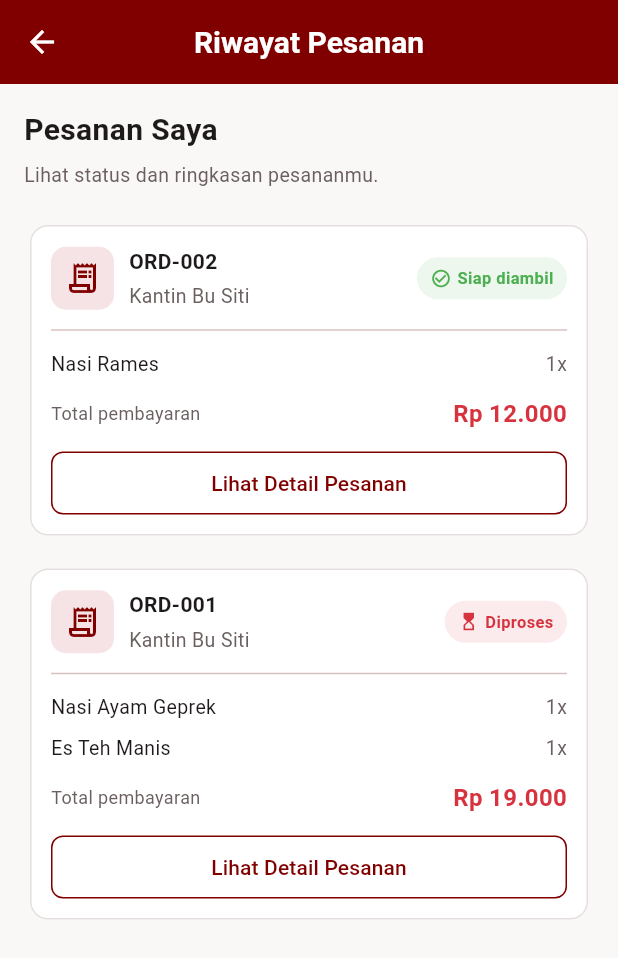
After one commit to raikamaulana/PojokKantin, a Flutter app: the RiwayatPesananPage screen opened by its route, on a phone screen of 412 x 824 dp. The commit adds this screen. Shown: the top 958 px of the screen. Run offline on Flutter 3.47's test engine with Material 3 defaults, Android fonts, the phone set to English and light mode, and no system bars.

Commit message:
feat(pesanan): menambahkan halaman riwayat pesanan

```diff
--- a/lib/features/pesanan/pesanan_routes.dart
+++ b/lib/features/pesanan/pesanan_routes.dart
@@ -3,6 +3,7 @@ import '../../core/route_names.dart';
 import '../../shared/placeholder_page.dart';
 import 'keranjang_page.dart';
 import 'checkout_page.dart';
+import 'riwayat_pesanan_page.dart';
 
 class PesananRoutes {
   PesananRoutes._();
@@ -13,9 +14,7 @@ class PesananRoutes {
 
     AppRoutes.checkout: (context) => const CheckoutPage(),
 
-    AppRoutes.pesanan: (context) => const PlaceholderPage(
-      title: 'Riwayat Pesanan',
-    ),
+    AppRoutes.pesanan: (context) => const RiwayatPesananPage(),
 
     AppRoutes.pesananDetail: (context) => const PlaceholderPage(
       title: 'Detail Pesanan',
--- /dev/null
+++ b/lib/features/pesanan/riwayat_pesanan_page.dart
@@ -0,0 +1,293 @@
+
+import 'package:flutter/material.dart';
+
+import '../../core/dummy_data.dart';
+import '../../core/models.dart';
+import '../../core/route_names.dart';
+import '../../core/theme.dart';
+
+class RiwayatPesananPage extends StatelessWidget {
+  const RiwayatPesananPage({super.key});
+
+  String _rupiah(int nominal) {
+    final angka = nominal.toString();
+    final hasil = StringBuffer();
+
+    for (var i = 0; i < angka.length; i++) {
+      if (i > 0 && (angka.length - i) % 3 == 0) {
+        hasil.write('.');
+      }
+      hasil.write(angka[i]);
+    }
+
+    return 'Rp $hasil';
+  }
+
+  Color _warnaStatus(String status) {
+    switch (status.toLowerCase()) {
+      case 'siap diambil':
+        return Colors.green;
+      case 'selesai':
+        return Colors.blue;
+      case 'dibatalkan':
+        return Colors.red;
+      default:
+        return AppTheme.accent;
+    }
+  }
+
+  IconData _ikonStatus(String status) {
+    switch (status.toLowerCase()) {
+      case 'siap diambil':
+        return Icons.check_circle_outline;
+      case 'selesai':
+        return Icons.task_alt_outlined;
+      case 'dibatalkan':
+        return Icons.cancel_outlined;
+      default:
+        return Icons.hourglass_top_outlined;
+    }
+  }
+
+  @override
+  Widget build(BuildContext context) {
+    final pesanan = DummyData.pesanan.reversed.toList();
+
+    return Scaffold(
+      appBar: AppBar(
+        title: const Text('Riwayat Pesanan'),
+      ),
+      backgroundColor: AppTheme.background,
+      body: pesanan.isEmpty
+          ? _buildKosong()
+          : ListView(
+              padding: const EdgeInsets.all(16),
+              children: [
+                const Text(
+                  'Pesanan Saya',
+                  style: TextStyle(
+                    fontSize: 20,
+                    fontWeight: FontWeight.bold,
+                    color: AppTheme.textPrimary,
+                  ),
+                ),
+                const SizedBox(height: 6),
+                const Text(
+                  'Lihat status dan ringkasan pesananmu.',
+                  style: TextStyle(
+                    fontSize: 13,
+                    color: AppTheme.textSecondary,
+                  ),
+                ),
+                const SizedBox(height: 20),
+                ...pesanan.map(
+                  (item) => Padding(
+                    padding: const EdgeInsets.only(bottom: 14),
+                    child: _buildKartuPesanan(context, item),
+                  ),
+                ),
+              ],
+            ),
+    );
+  }
+
+  Widget _buildKosong() {
+    return Center(
+      child: Padding(
+        padding: const EdgeInsets.all(32),
+        child: Column(
+          mainAxisSize: MainAxisSize.min,
+          children: [
+            Icon(
+              Icons.receipt_long_outlined,
+              size: 72,
+              color: AppTheme.textSecondary.withValues(alpha: 0.5),
+            ),
+            const SizedBox(height: 16),
+            const Text(
+              'Belum Ada Pesanan',
+              style: TextStyle(
+                fontSize: 18,
+                fontWeight: FontWeight.bold,
+                color: AppTheme.textPrimary,
+              ),
+            ),
+            const SizedBox(height: 8),
+            const Text(
+              'Pesanan yang kamu buat akan muncul di sini.',
+              textAlign: TextAlign.center,
+              style: TextStyle(color: AppTheme.textSecondary),
+            ),
+          ],
+        ),
+      ),
+    );
+  }
+
+  Widget _buildKartuPesanan(
+    BuildContext context,
+    Pesanan item,
+  ) {
+    final kantin = DummyData.cariKantin(item.kantinId);
+    final warna = _warnaStatus(item.status);
+
+    return Card(
+      color: AppTheme.surface,
+      elevation: 0,
+      shape: RoundedRectangleBorder(
+        borderRadius: BorderRadius.circular(12),
+        side: const BorderSide(color: AppTheme.divider),
+      ),
+      child: Padding(
+        padding: const EdgeInsets.all(14),
+        child: Column(
+          crossAxisAlignment: CrossAxisAlignment.start,
+          children: [
+            Row(
+              children: [
+                Container(
+                  width: 42,
+                  height: 42,
+                  decoration: BoxDecoration(
+                    color: AppTheme.tint,
+                    borderRadius: BorderRadius.circular(10),
+                  ),
+                  child: const Icon(
+                    Icons.receipt_long_outlined,
+                    color: AppTheme.primary,
+                  ),
+                ),
+                const SizedBox(width: 10),
+                Expanded(
+                  child: Column(
+                    crossAxisAlignment: CrossAxisAlignment.start,
+                    children: [
+                      Text(
+                        item.id,
+                        style: const TextStyle(
+                          fontWeight: FontWeight.bold,
+                          color: AppTheme.textPrimary,
+                        ),
+                      ),
+                      const SizedBox(height: 4),
+                      Text(
+                        kantin?.nama ?? 'Kantin',
+                        style: const TextStyle(
+                          fontSize: 13,
+                          color: AppTheme.textSecondary,
+                        ),
+                      ),
+                    ],
+                  ),
+                ),
+                Container(
+                  padding: const EdgeInsets.symmetric(
+                    horizontal: 9,
+                    vertical: 6,
+                  ),
+                  decoration: BoxDecoration(
+                    color: warna.withValues(alpha: 0.10),
+                    borderRadius: BorderRadius.circular(20),
+                  ),
+                  child: Row(
+                    mainAxisSize: MainAxisSize.min,
+                    children: [
+                      Icon(
+                        _ikonStatus(item.status),
+                        size: 14,
+                        color: warna,
+                      ),
+                      const SizedBox(width: 4),
+                      Text(
+                        item.status,
+                        style: TextStyle(
+                          color: warna,
+                          fontSize: 11,
+                          fontWeight: FontWeight.w600,
+                        ),
+                      ),
+                    ],
+                  ),
+                ),
+              ],
+            ),
+            const Divider(height: 26),
+            ...item.items.map(
+              (detail) {
+                final menu = DummyData.cariMenu(detail.menuId);
+
+                return Padding(
+                  padding: const EdgeInsets.only(bottom: 8),
+                  child: Row(
+                    children: [
+                      Expanded(
+                        child: Text(
+                          menu?.nama ?? detail.menuId,
+                          style: const TextStyle(
+                            fontSize: 13,
+                            color: AppTheme.textPrimary,
+                          ),
+                        ),
+                      ),
+                      const SizedBox(width: 8),
+                      Text(
+                        '${detail.jumlah}x',
+                        style: const TextStyle(
+                          fontSize: 13,
+                          color: AppTheme.textSecondary,
+                        ),
+                      ),
+                    ],
+                  ),
+                );
+              },
+            ),
+            const SizedBox(height: 4),
+            Row(
+              mainAxisAlignment: MainAxisAlignment.spaceBetween,
+              children: [
+                const Text(
+                  'Total pembayaran',
+                  style: TextStyle(
+                    fontSize: 12,
+                    color: AppTheme.textSecondary,
+                  ),
+                ),
+                Text(
+                  _rupiah(item.total),
+                  style: const TextStyle(
+                    fontSize: 16,
+                    fontWeight: FontWeight.bold,
+                    color: AppTheme.accent,
+                  ),
+                ),
+              ],
+            ),
+            const SizedBox(height: 14),
+            SizedBox(
+              width: double.infinity,
+              height: 42,
+              child: OutlinedButton(
+                style: OutlinedButton.styleFrom(
+                  foregroundColor: AppTheme.primary,
+                  side: const BorderSide(color: AppTheme.primary),
+                  shape: RoundedRectangleBorder(
+                    borderRadius: BorderRadius.circular(8),
+                  ),
+                ),
+                onPressed: () {
+                  Navigator.pushNamed(
+                    context,
+                    AppRoutes.pesananDetail,
+                    arguments: item,
+                  );
+                },
+                child: const Text('Lihat Detail Pesanan'),
+              ),
+            ),
+          ],
+        ),
+      ),
+    );
+  }
+}
```
